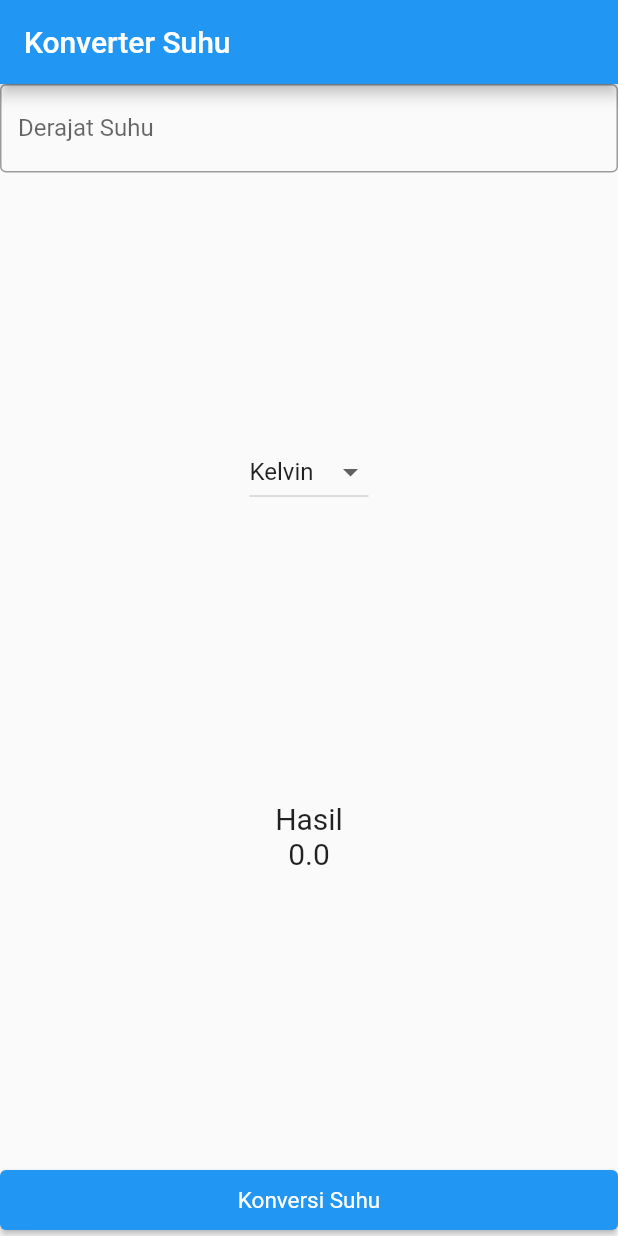
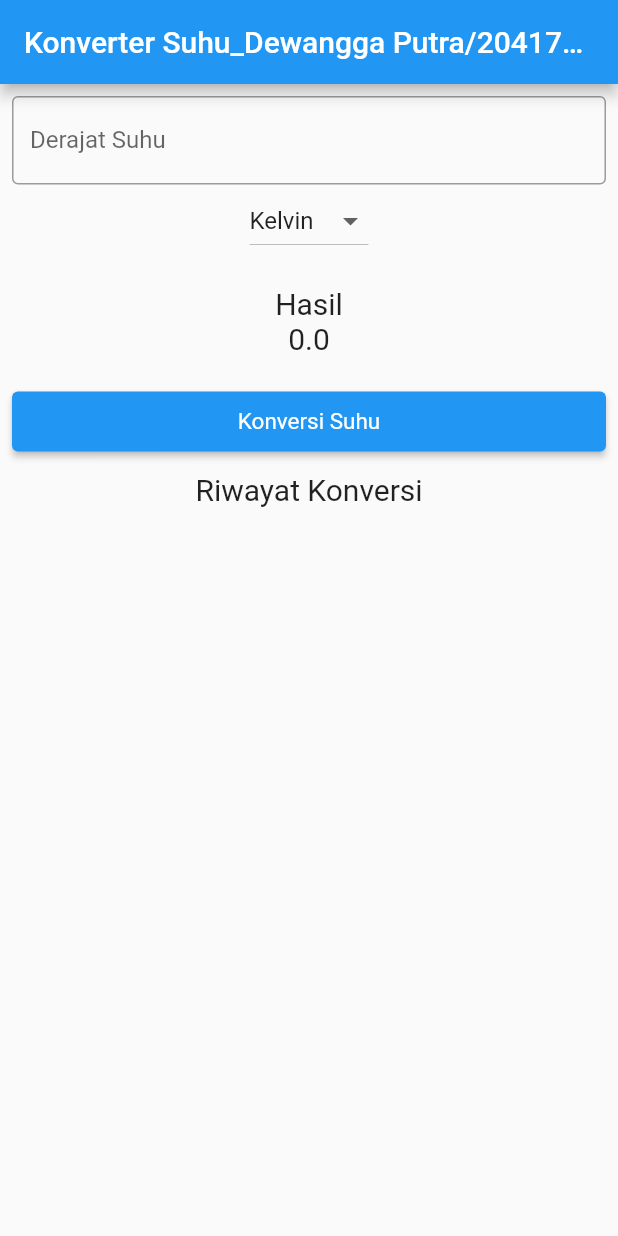
Before and after one commit to dewanggaptr/learn-flutter, a Flutter app: the screen it shows after launch, on a phone screen of 412 x 824 dp. Run offline on Flutter 3.47's test engine with Material 2 defaults, Android fonts, the phone set to English and light mode, and no system bars; our stand-ins replace sqflite; accounts and stored records are empty.

Commit message:
dropdown and history fix

```diff
--- a/konversi_suhu_listmap/lib/main.dart
+++ b/konversi_suhu_listmap/lib/main.dart
@@ -2,6 +2,8 @@ import 'package:flutter/material.dart';
 import 'package:konversi_suhu_flutter/widgets/convert.dart';
 import 'package:konversi_suhu_flutter/widgets/input.dart';
 import 'package:konversi_suhu_flutter/widgets/result.dart';
+import 'package:konversi_suhu_flutter/widgets/dropdown.dart';
+import 'package:konversi_suhu_flutter/widgets/riwayat.dart';
 
 void main() {
   runApp(MyApp());
@@ -19,11 +21,20 @@ class _MyAppState extends State<MyApp> {
   final TextEditingController etInput = TextEditingController();
 
   double inputUser = 0;
-
+  double kelvin = 0;
+  double reamur = 0;
+  String changeValue = " ";
   String newValue = "Kelvin";
   double result = 0;
 
   var listItem = ["Kelvin", "Reamur"];
+  List<String> listViewItem = <String>[];
+
+  void dropdownOnChanged(String? changeValue) {
+    setState(() {
+      newValue = changeValue!;
+    });
+  }
 
   @override
   void konversiSuhu() {
@@ -34,6 +45,8 @@ class _MyAppState extends State<MyApp> {
         result = inputUser + 273;
       else
         result = (4 / 5) * inputUser;
+
+      listViewItem.add(newValue + " : " + result.toString());
     });
   }
 
@@ -48,36 +61,36 @@ class _MyAppState extends State<MyApp> {
       ),
       home: Scaffold(
         appBar: AppBar(
-          title: Text("Konverter Suhu"),
+          title: Text("Konverter Suhu_Dewangga Putra/2041720222"),
         ),
         body: Container(
+            margin: EdgeInsets.all(8),
             child: Column(
               mainAxisAlignment: MainAxisAlignment.spaceBetween,
               children: [
                 Input(etInput: etInput),
-            DropdownButton<String>(
-              items: listItem.map((String value) {
-                return DropdownMenuItem<String>(
-                  value: value,
-                  child: Text(value),
-                );
-              }).toList(),
-              value: newValue,
-              onChanged: dropdownOnChanged,
-            ),
+                //
+                Dropdown(
+                    dropdownOnChanged: dropdownOnChanged,
+                    changeValue: changeValue,
+                    listItem: listItem,
+                    newValue: newValue,
+                    konversiSuhu: konversiSuhu),
                 Result(
                   result: result,
                 ),
-            Convert(konversiSuhu: konversiSuhu)
+                Convert(konversiSuhu: konversiSuhu),
+                Container(
+                  margin: EdgeInsets.only(top: 10, bottom: 10),
+                  child: Text(
+                    "Riwayat Konversi",
+                    style: TextStyle(fontSize: 20),
+                  ),
+                ),
+                Expanded(child: Riwayat(listViewItem: listViewItem)),
               ],
             )),
       ),
     );
   }
-
-  void dropdownOnChanged(String? changeValue) {
-    setState(() {
-      newValue = changeValue!;
-    });
 }
-}
--- /dev/null
+++ b/konversi_suhu_listmap/lib/widgets/dropdown.dart
@@ -0,0 +1,36 @@
+import 'package:flutter/material.dart';
+import 'package:flutter/services.dart';
+
+class Dropdown extends StatelessWidget {
+  const Dropdown(
+      {Key? key,
+      required this.dropdownOnChanged,
+      required this.changeValue,
+      required this.listItem,
+      required this.newValue,
+      required this.konversiSuhu})
+      : super(key: key);
+
+  final Function dropdownOnChanged;
+  final changeValue;
+  final newValue;
+  final List<String> listItem;
+  final Function konversiSuhu;
+
+  @override
+  Widget build(BuildContext context) {
+    return DropdownButton<String>(
+      items: listItem.map((String value) {
+        return DropdownMenuItem<String>(
+          value: value,
+          child: Text(value),
+        );
+      }).toList(),
+      value: newValue,
+      onChanged: (changeValue) {
+        dropdownOnChanged(changeValue!);
+        konversiSuhu();
+      },
+    );
+  }
+}
--- /dev/null
+++ b/konversi_suhu_listmap/lib/widgets/riwayat.dart
@@ -0,0 +1,28 @@
+import 'package:flutter/material.dart';
+import 'package:flutter/services.dart';
+
+class Riwayat extends StatelessWidget {
+  const Riwayat({
+    Key? key,
+    required this.listViewItem,
+  }) : super(key: key);
+
+  final List<String> listViewItem;
+
+  @override
+  Widget build(BuildContext context) {
+    return Container(
+      margin: EdgeInsets.symmetric(horizontal: 10),
+      child: ListView.builder(
+        itemCount: listViewItem.length,
+        itemBuilder: (context, index) {
+          return Text(
+            listViewItem[index],
+            style: const TextStyle(
+                fontSize: 17, color: Color.fromARGB(255, 63, 63, 63)),
+          );
+        },
+      ),
+    );
+  }
+}
```
Also changed, not shown: 2 other files. Lines whose indentation alone changed are shown as unchanged.
